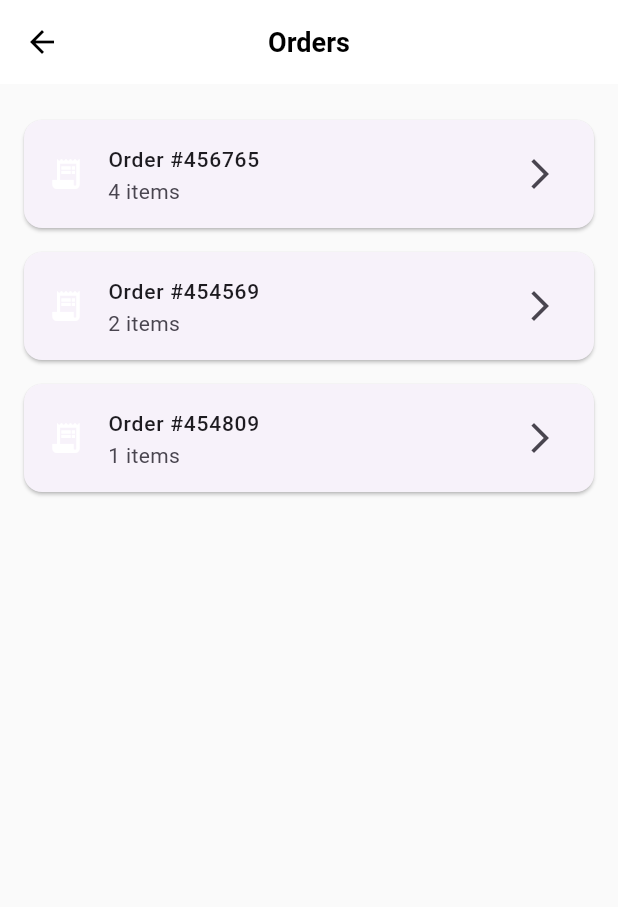
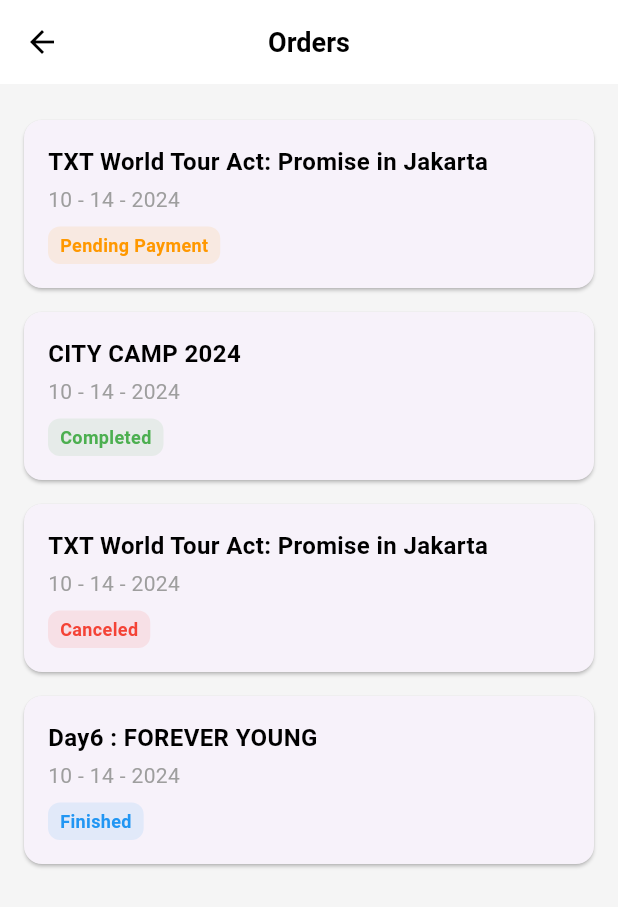
Before and after one commit to TI-3D/fest-ticketing-app, a Flutter app: the OrdersPage screen opened directly, on a phone screen of 412 x 824 dp. Shown: the top 907 px of the screen. Run offline on Flutter 3.47's test engine with Material 3 defaults, Android fonts, the phone set to English and light mode, and no system bars; our stand-ins replace dio, equatable, firebase_core, fl_chart, flutter_bloc, flutter_svg and 4 more; accounts and stored records are empty; Roboto replaces fonts that are missing (CircularStd).

Commit message:
Update orders.dart

```diff
--- a/lib/presentation/orders/screen/orders.dart
+++ b/lib/presentation/orders/screen/orders.dart
@@ -3,9 +3,10 @@
 
 class OrdersPage extends StatelessWidget {
   final List<Map<String, dynamic>> orders = [
-    {"orderId": "#456765", "itemsCount": 4},
-    {"orderId": "#454569", "itemsCount": 2},
-    {"orderId": "#454809", "itemsCount": 1},
+    {"orderId": "TXT World Tour Act: Promise in Jakarta", "date": "10 - 14 - 2024", "status": "Pending Payment"},
+    {"orderId": "CITY CAMP 2024", "date": "10 - 14 - 2024", "status": "Completed"},
+    {"orderId": "TXT World Tour Act: Promise in Jakarta", "date": "10 - 14 - 2024", "status": "Canceled"},
+    {"orderId": "Day6 : FOREVER YOUNG", "date": "10 - 14 - 2024", "status": "Finished"},
   ];
 
   OrdersPage({Key? key}) : super(key: key);
@@ -23,14 +24,18 @@
           fontSize: 18,
           fontWeight: FontWeight.bold,
         ),
+        iconTheme: const IconThemeData(color: Colors.black),
       ),
-      body: ListView.builder(
+      body: Container(
+        color: Colors.grey[100], // Background color for the page
         padding: const EdgeInsets.all(16),
+        child: ListView.builder(
           itemCount: orders.length,
           itemBuilder: (context, index) {
             return OrderCard(
-            orderId: orders[index]['orderId'],
-            itemsCount: orders[index]['itemsCount'],
+              orderId: orders[index]['orderId'] ?? "Unknown Order", // Default value
+              date: orders[index]['date'] ?? "Unknown Date", // Default value
+              status: orders[index]['status'] ?? "Unknown Status", // Default value
               onTap: () {
                 Navigator.push(
                   context,
@@ -42,32 +47,91 @@
             );
           },
         ),
+      ),
     );
   }
 }
 
 class OrderCard extends StatelessWidget {
   final String orderId;
-  final int itemsCount;
+  final String date;
+  final String status;
   final VoidCallback? onTap;
 
   const OrderCard({
     Key? key,
     required this.orderId,
-    required this.itemsCount,
+    required this.date,
+    required this.status,
     this.onTap,
   }) : super(key: key);
 
   @override
   Widget build(BuildContext context) {
+    Color statusColor;
+    switch (status) {
+      case "Pending Payment":
+        statusColor = Colors.orange;
+        break;
+      case "Completed":
+        statusColor = Colors.green;
+        break;
+      case "Canceled":
+        statusColor = Colors.red;
+        break;
+      case "Finished":
+        statusColor = Colors.blue;
+        break;
+      default:
+        statusColor = Colors.grey;
+    }
+
     return Card(
+      shape: RoundedRectangleBorder(borderRadius: BorderRadius.circular(12)),
       margin: const EdgeInsets.symmetric(vertical: 8),
-      child: ListTile(
-        leading: const Icon(Icons.receipt_long, color: Colors.white),
-        title: Text("Order $orderId"),
-        subtitle: Text("$itemsCount items"),
-        trailing: const Icon(Icons.arrow_forward_ios),
+      child: InkWell(
         onTap: onTap,
+        borderRadius: BorderRadius.circular(12),
+        child: Padding(
+          padding: const EdgeInsets.all(16),
+          child: Column(
+            crossAxisAlignment: CrossAxisAlignment.start,
+            children: [
+              Text(
+                orderId,
+                style: const TextStyle(
+                  fontSize: 16,
+                  fontWeight: FontWeight.bold,
+                  color: Colors.black,
+                ),
+              ),
+              const SizedBox(height: 4),
+              Text(
+                date,
+                style: const TextStyle(
+                  fontSize: 14,
+                  color: Colors.grey,
+                ),
+              ),
+              const SizedBox(height: 8),
+              Container(
+                padding: const EdgeInsets.symmetric(vertical: 4, horizontal: 8),
+                decoration: BoxDecoration(
+                  color: statusColor.withOpacity(0.1),
+                  borderRadius: BorderRadius.circular(8),
+                ),
+                child: Text(
+                  status,
+                  style: TextStyle(
+                    color: statusColor,
+                    fontSize: 12,
+                    fontWeight: FontWeight.bold,
+                  ),
+                ),
+              ),
+            ],
+          ),
+        ),
       ),
     );
   }
```
Lines whose indentation alone changed are shown as unchanged.
